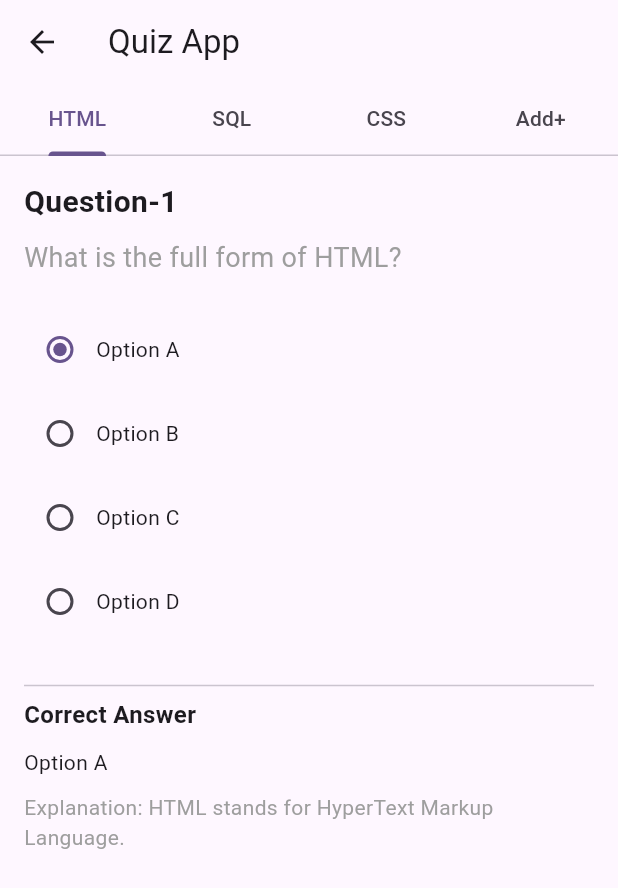
After one commit to singhanshika1302/management_system, a Flutter app: the Candidate screen opened directly, after a tap on "Start Quiz", on a phone screen of 412 x 824 dp. The commit adds this screen. Shown: the top 888 px of the screen. Run offline on Flutter 3.47's test engine with Material 3 defaults, Android fonts, the phone set to English and light mode, and no system bars; our stand-ins replace fl_chart, google_fonts, hexcolor, percent_indicator.

Commit message:
Responsive  done

```diff
--- a/lib/Screens/Candidate.dart
+++ b/lib/Screens/Candidate.dart
@@ -1,5 +1,8 @@
 import 'package:admin_portal/constants/constants.dart';
 import 'package:flutter/material.dart';
+
+import 'que_screen.dart';
+// import 'quiz_screen.dart'; // Make sure the import path is correct
 
 class Candidate extends StatefulWidget {
   const Candidate({super.key});
@@ -13,7 +16,17 @@ class _CandidateState extends State<Candidate> {
   Widget build(BuildContext context) {
     return Scaffold(
       backgroundColor: backgroundColor1,
-       body: Container(color: Colors.amber,),
+      body: Center(
+        child: ElevatedButton(
+          onPressed: () {
+            Navigator.push(
+              context,
+              MaterialPageRoute(builder: (context) => QuizScreen()),
+            );
+          },
+          child: Text('Start Quiz'),
+        ),
+      ),
     );
   }
 }
--- /dev/null
+++ b/lib/Screens/que_screen.dart
@@ -0,0 +1,53 @@
+import 'package:flutter/material.dart';
+import '../components/questions.dart';
+// import 'quiz_component.dart'; // Make sure the import path is correct
+
+class QuizScreen extends StatelessWidget {
+  @override
+  Widget build(BuildContext context) {
+    return DefaultTabController(
+      length: 4, // Number of tabs
+      child: Scaffold(
+        appBar: AppBar(
+          title: Text('Quiz App'),
+          bottom: TabBar(
+            tabs: [
+              Tab(text: 'HTML'),
+              Tab(text: 'SQL'),
+              Tab(text: 'CSS'),
+              Tab(text: 'Add+'),
+            ],
+          ),
+        ),
+        body: TabBarView(
+          children: [
+            QuizComponent(
+              question: 'What is the full form of HTML?',
+              options: ['Option A', 'Option B', 'Option C', 'Option D'],
+              correctAnswer: 'Option A',
+              explanation: 'HTML stands for HyperText Markup Language.',
+            ),
+            QuizComponent(
+              question: 'What is SQL used for?',
+              options: ['Option A', 'Option B', 'Option C', 'Option D'],
+              correctAnswer: 'Option B',
+              explanation: 'SQL is used for managing data in a relational database.',
+            ),
+            QuizComponent(
+              question: 'What is CSS?',
+              options: ['Option A', 'Option B', 'Option C', 'Option D'],
+              correctAnswer: 'Option C',
+              explanation: 'CSS stands for Cascading Style Sheets.',
+            ),
+            QuizComponent(
+              question: 'Add your question here',
+              options: ['Option A', 'Option B', 'Option C', 'Option D'],
+              correctAnswer: 'Option D',
+              explanation: 'Add your explanation here.',
+            ),
+          ],
+        ),
+      ),
+    );
+  }
+}
--- /dev/null
+++ b/lib/components/questions.dart
@@ -0,0 +1,67 @@
+import 'package:flutter/material.dart';
+
+class QuizComponent extends StatelessWidget {
+  final String question;
+  final List<String> options;
+  final String correctAnswer;
+  final String explanation;
+
+  QuizComponent({
+    required this.question,
+    required this.options,
+    required this.correctAnswer,
+    required this.explanation,
+  });
+
+  @override
+  Widget build(BuildContext context) {
+    return Padding(
+      padding: const EdgeInsets.all(16.0),
+      child: SingleChildScrollView(
+        child: Column(
+          crossAxisAlignment: CrossAxisAlignment.start,
+          children: [
+            Text(
+              'Question-1',
+              style: TextStyle(fontSize: 20, fontWeight: FontWeight.bold),
+            ),
+            SizedBox(height: 10),
+            Text(
+              question,
+              style: TextStyle(fontSize: 18, color: Colors.grey),
+            ),
+            SizedBox(height: 20),
+            ...options.map((option) {
+              return Padding(
+                padding: const EdgeInsets.symmetric(vertical: 4.0),
+                child: Row(
+                  children: [
+                    Radio(
+                      value: option,
+                      groupValue: correctAnswer,
+                      onChanged: (value) {},
+                    ),
+                    Text(option),
+                  ],
+                ),
+              );
+            }).toList(),
+            SizedBox(height: 20),
+            Divider(),
+            Text(
+              'Correct Answer',
+              style: TextStyle(fontSize: 16, fontWeight: FontWeight.bold),
+            ),
+            SizedBox(height: 10),
+            Text(correctAnswer),
+            SizedBox(height: 10),
+            Text(
+              'Explanation: $explanation',
+              style: TextStyle(fontSize: 14, color: Colors.grey),
+            ),
+          ],
+        ),
+      ),
+    );
+  }
+}
```
